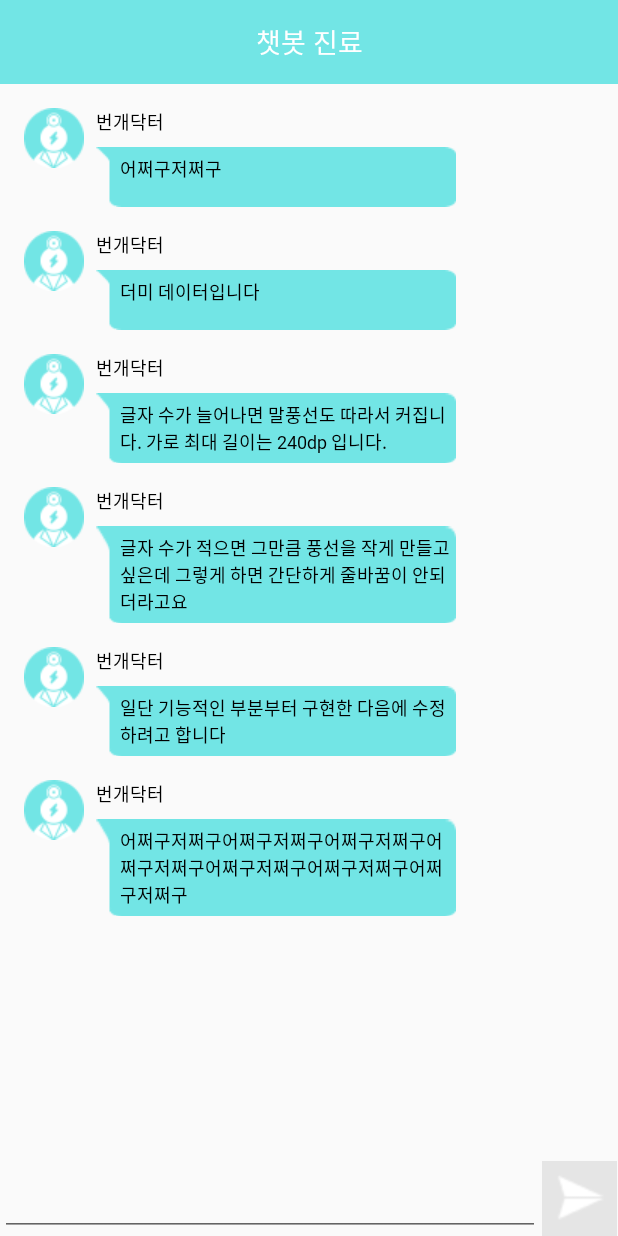
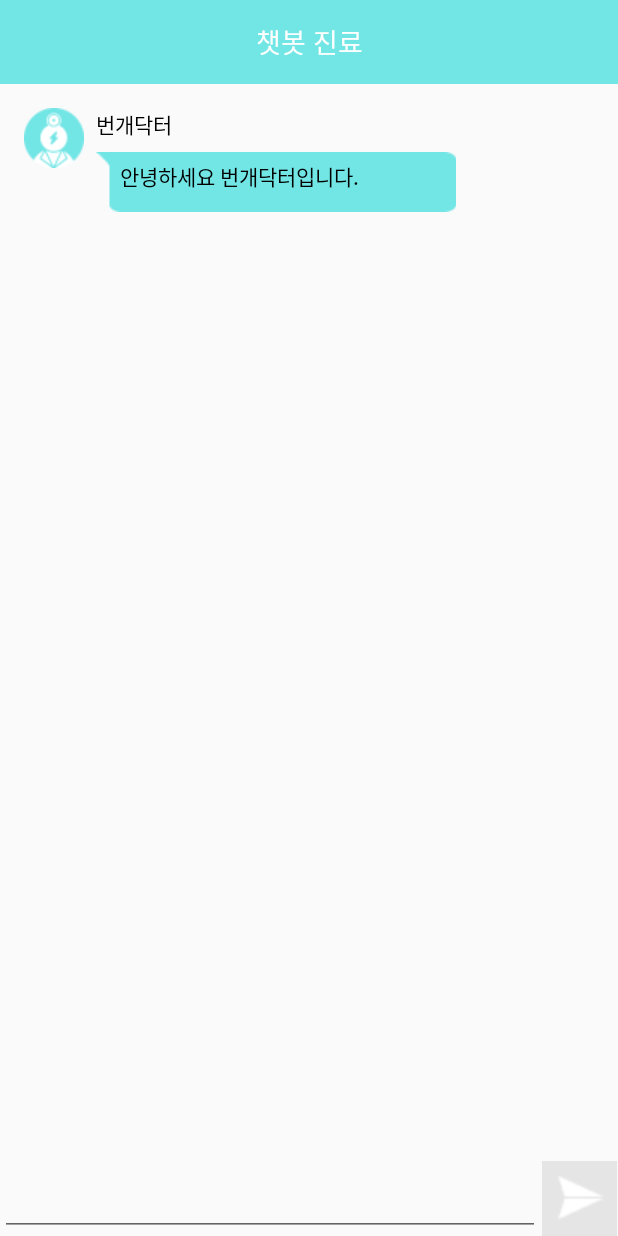
Before and after one commit to yangsooplus/BoenDoc, an Android app: the ChatActivity screen opened directly, with no data from a screen before it, on a phone screen of 412 x 824 dp. Run offline under Robolectric (Android 15) with nearby library versions, the phone set to English and light mode, and no system bars.

Commit message:
ChatActivity - MultiViewtype
채팅 UI 완성

```diff
--- a/BoenDoc/app/src/main/java/com/beongaedoctor/beondoc/ChatActivity.kt
+++ b/BoenDoc/app/src/main/java/com/beongaedoctor/beondoc/ChatActivity.kt
@@ -14,15 +14,14 @@ class ChatActivity : AppCompatActivity() {
     // 매번 null 체크 하지 않도록 바인딩 변수 재선언
     private val binding get() = chatbinding!!
 
+    val chatItemList = arrayListOf<ChatItem>()
     val chatItemTestList = arrayListOf(
-        ChatItem("어쩌구저쩌구"),
-        ChatItem("더미 데이터입니다"),
-        ChatItem("글자 수가 늘어나면 말풍선도 따라서 커집니다. 가로 최대 길이는 240dp 입니다."),
-        ChatItem("글자 수가 적으면 그만큼 풍선을 작게 만들고 싶은데 그렇게 하면 간단하게 줄바꿈이 안되더라고요"),
-        ChatItem("일단 기능적인 부분부터 구현한 다음에 수정하려고 합니다"),
-        ChatItem("어쩌구저쩌구어쩌구저쩌구어쩌구저쩌구어쩌구저쩌구어쩌구저쩌구어쩌구저쩌구어쩌구저쩌구")
-    )
-
+        ChatItem(ChatItem.TYPE_LEFT, "어쩌구저쩌구"),
+        ChatItem(ChatItem.TYPE_LEFT,"더미 데이터입니다"),
+        ChatItem(ChatItem.TYPE_LEFT,"글자 수가 늘어나면 말풍선도 따라서 커집니다. 가로 최대 길이는 240dp 입니다."),
+        ChatItem(ChatItem.TYPE_LEFT,"글자 수가 적으면 그만큼 풍선을 작게 만들고 싶은데 그렇게 하면 간단하게 줄바꿈이 안되더라고요"),
+        ChatItem(ChatItem.TYPE_LEFT,"일단 기능적인 부분부터 구현한 다음에 수정하려고 합니다"),
+        ChatItem(ChatItem.TYPE_LEFT, ("어쩌구저쩌구어쩌구저쩌구어쩌구저쩌구어쩌구저쩌구어쩌구저쩌구어쩌구저쩌구어쩌구저쩌구")))
 
     override fun onCreate(savedInstanceState: Bundle?) {
         super.onCreate(savedInstanceState)
@@ -30,10 +29,34 @@ class ChatActivity : AppCompatActivity() {
         chatbinding = ActivityChatBinding.inflate(layoutInflater)
         setContentView(binding.root)
 
+
+
         //리사이클러뷰 수직 드래그 가능
         binding.chatRecyclerView.layoutManager = LinearLayoutManager(this)
         //어댑터 연결
-        binding.chatRecyclerView.adapter = ChatAdapter(chatItemTestList)
+        binding.chatRecyclerView.adapter = ChatAdapter(chatItemList)
+
+
+        chatItemList.add(ChatItem(ChatItem.TYPE_LEFT, "안녕하세요 번개닥터입니다."))
+        (binding.chatRecyclerView.adapter as ChatAdapter).notifyItemInserted(0)
+
+
+        binding.chatTransmit.setOnClickListener {
+            val sendText : String = binding.chatEditText.text.toString()
+            chatItemList.add(ChatItem(ChatItem.TYPE_RIGHT, sendText))
+            if (chatItemTestList.size > 0) { //테스트용 더미 텍스트
+                chatItemList.add(chatItemTestList[0])
+                chatItemTestList.removeAt(0)
+            }
+
+            (binding.chatRecyclerView.adapter as ChatAdapter).notifyItemInserted(chatItemList.size - 1) //데이터 추가 알려줌. 리사이클러뷰 갱신
+            binding.chatRecyclerView.scrollToPosition(chatItemList.size - 1) //가장 밑으로 스크롤하기
+
+            binding.chatEditText.setText("")
+        }
+
 
     }
+
+
 }
--- a/BoenDoc/app/src/main/java/com/beongaedoctor/beondoc/ChatAdapter.kt
+++ b/BoenDoc/app/src/main/java/com/beongaedoctor/beondoc/ChatAdapter.kt
@@ -5,24 +5,55 @@ import android.view.View
 import android.view.ViewGroup
 import android.widget.TextView
 import androidx.recyclerview.widget.RecyclerView
+import java.lang.RuntimeException
 
 
-class ChatItem(val content:String)
-
-class ChatViewHolder(v: View) : RecyclerView.ViewHolder(v) {
-    val content = v.findViewById<TextView>(R.id.leftChatItem)
+class ChatItem(val type: Int, val content:String) {
+    companion object {
+        const val TYPE_LEFT = 0
+        const val TYPE_RIGHT = 1
+    }
 }
 
-class ChatAdapter(val ChatItemList:ArrayList<ChatItem>) : RecyclerView.Adapter<ChatViewHolder>() {
-    override fun onCreateViewHolder(parent: ViewGroup, viewType: Int): ChatViewHolder {
+//class ChatViewHolder(v: View) : RecyclerView.ViewHolder(v) {
+//    val content = v.findViewById<TextView>(R.id.leftChatItem)
+//}
+
+
+
+class ChatAdapter(val ChatItemList:ArrayList<ChatItem>) : RecyclerView.Adapter<RecyclerView.ViewHolder>() {
+    override fun onCreateViewHolder(parent: ViewGroup, viewType: Int): RecyclerView.ViewHolder {
+        val view: View?
+
+        return when (viewType) {
+            ChatItem.TYPE_LEFT -> {
+                view = LayoutInflater.from(parent.context).inflate(R.layout.leftchatitem, parent, false)
+                leftChatViewHolder(view)
+            }
+            ChatItem.TYPE_RIGHT -> {
+                view = LayoutInflater.from(parent.context).inflate(R.layout.rightchatitem, parent, false)
+                rightChatViewHolder(view)
+            }
+            else -> throw RuntimeException("알 수 없는 뷰 타입")
+
+        }
+
         //리사이클러뷰 생성
-        val cellForRow = LayoutInflater.from(parent.context).inflate(R.layout.leftchatitem, parent, false)
-        return ChatViewHolder(cellForRow)
+        //val cellForRow = LayoutInflater.from(parent.context).inflate(R.layout.leftchatitem, parent, false)
+        //return ChatViewHolder(cellForRow)
     }
 
-    override fun onBindViewHolder(holder: ChatViewHolder, position: Int) {
+    override fun onBindViewHolder(holder: RecyclerView.ViewHolder, position: Int) {
+        val item = ChatItemList[position]
+
+        when(item.type) {
+            ChatItem.TYPE_LEFT -> (holder as leftChatViewHolder).content.text = item.content
+            ChatItem.TYPE_RIGHT -> (holder as rightChatViewHolder).content.text = item.content
+        }
+
+
         //각 아이템에 정보 넣기
-        holder.content.text = ChatItemList[position].content
+        //holder.content.text = ChatItemList[position].content
 
         //각 아이템별 클릭 액션은 이곳에
         //holder.itemView.setOnClickListener {  }
@@ -31,4 +62,20 @@ class ChatAdapter(val ChatItemList:ArrayList<ChatItem>) : RecyclerView.Adapter<C
     override fun getItemCount(): Int {
         return ChatItemList.size
     }
+
+    override fun getItemViewType(position: Int): Int {
+
+        return ChatItemList[position].type
+    }
+
+
+
+    inner class leftChatViewHolder(itemView: View) : RecyclerView.ViewHolder(itemView) {
+        val content = itemView.findViewById<TextView>(R.id.leftChatItem)
+    }
+
+    inner class rightChatViewHolder(itemView: View) : RecyclerView.ViewHolder(itemView) {
+        val content = itemView.findViewById<TextView>(R.id.rightChatItem)
+    }
+
 }
--- a/BoenDoc/app/src/main/res/layout/leftchatitem.xml
+++ b/BoenDoc/app/src/main/res/layout/leftchatitem.xml
@@ -24,7 +24,7 @@
         android:fontFamily="@font/spoqahansansneomedium"
         android:text="번개닥터"
         android:textColor="@color/black"
-        android:textSize="12sp"
+        android:textSize="14sp"
         app:layout_constraintStart_toEndOf="@+id/imageView"
         app:layout_constraintTop_toTopOf="parent" />
 
@@ -41,7 +41,7 @@
         android:paddingRight="4dp"
         android:paddingVertical="5dp"
         android:textColor="@color/black"
-        android:textSize="12sp"
+        android:textSize="14sp"
         android:fontFamily="@font/spoqahansansneolight"
         android:text="샘플대사입니다. 가로로 240dp만큼 고정했습니다. 가나다라마바사아자차카타파하 텍스트가 길어지면 말풍선 이미지가 늘어납니다."/>
 
```
Also changed, not shown: BoenDoc/app/src/main/res/layout/rightchatitem.xml (+4 -3 lines), BoenDoc/app/src/main/res/drawable/lightgraymessage.9.png, BoenDoc/app/src/main/res/drawable/skybluemessage.9.png.
